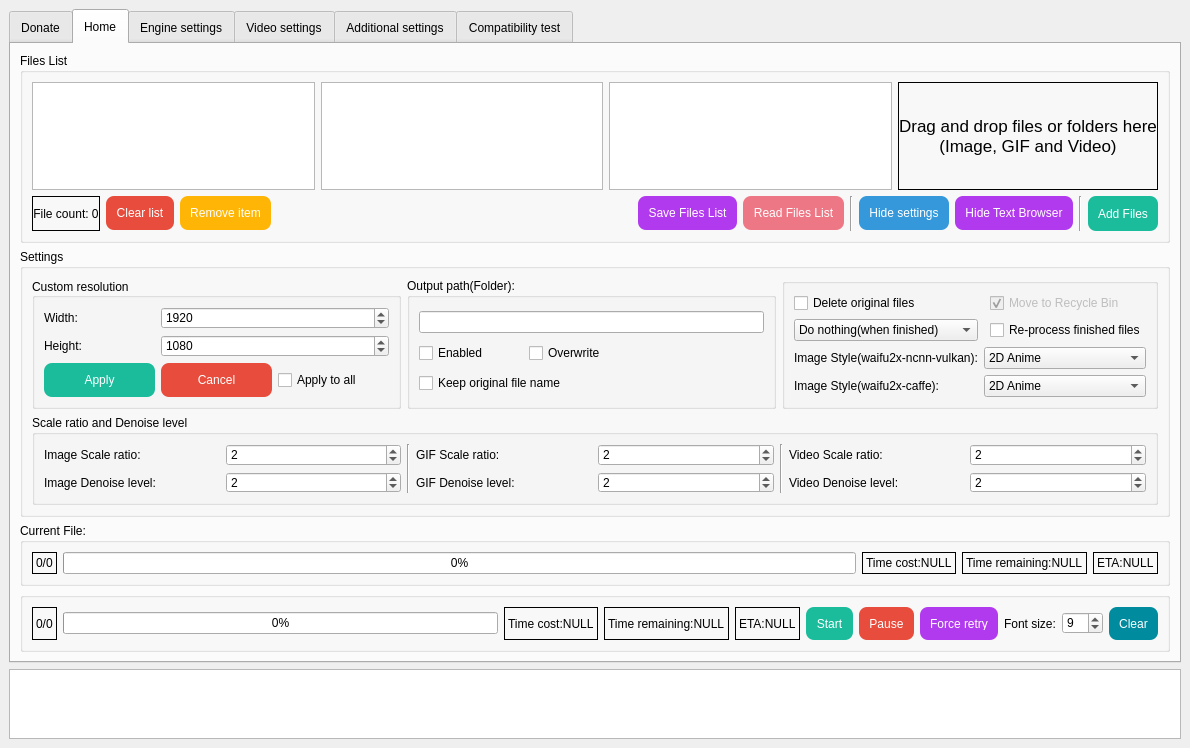
Qt form SRC/Waifu2x-Extension-QT/mainwindow.ui (AaronFeng753/Waifu2x-Extension-GUI) before a commit.
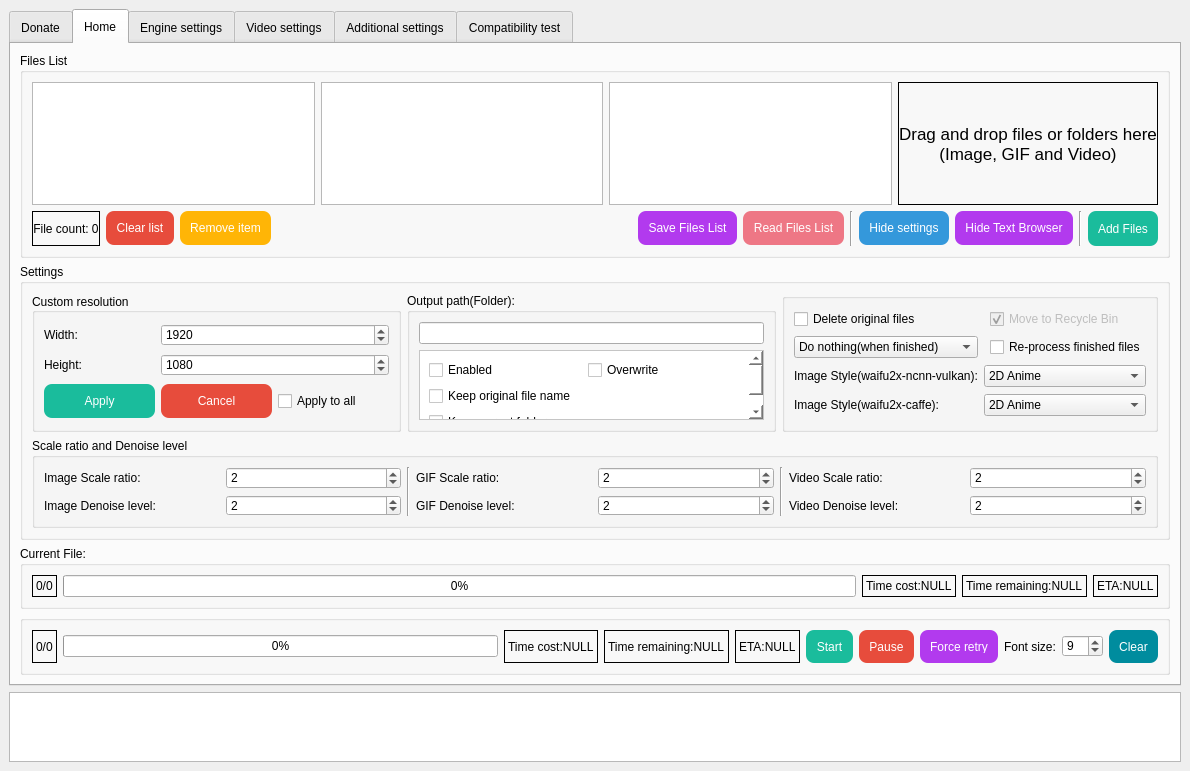
The same form after that commit. Icons and pictures are not drawn.

The edit to the form file:
```diff
--- a/SRC/Waifu2x-Extension-QT/mainwindow.ui
+++ b/SRC/Waifu2x-Extension-QT/mainwindow.ui
@@ -7,7 +7,7 @@
     <x>0</x>
     <y>0</y>
     <width>1190</width>
-    <height>748</height>
+    <height>771</height>
    </rect>
   </property>
   <property name="sizePolicy">
@@ -1619,7 +1619,7 @@
               <string>Output path(Folder):</string>
              </property>
              <layout class="QGridLayout" name="gridLayout_23">
-              <item row="0" column="0" colspan="4">
+              <item row="0" column="0" colspan="3">
                <widget class="QLineEdit" name="lineEdit_outputPath">
                 <property name="contextMenuPolicy">
                  <enum>Qt::ActionsContextMenu</enum>
@@ -1635,14 +1635,25 @@
                 </property>
                </widget>
               </item>
-              <item row="3" column="0">
-               <widget class="QCheckBox" name="checkBox_OutPath_KeepOriginalFileName">
-                <property name="text">
-                 <string>Keep original file name</string>
+              <item row="1" column="0" rowspan="3" colspan="3">
+               <widget class="QScrollArea" name="scrollArea_outputPathSettings">
+                <property name="styleSheet">
+                 <string notr="true">background-color: rgb(255, 255, 255);</string>
                 </property>
-               </widget>
-              </item>
-              <item row="1" column="0" colspan="2">
+                <property name="widgetResizable">
+                 <bool>true</bool>
+                </property>
+                <widget class="QWidget" name="scrollAreaWidgetContents">
+                 <property name="geometry">
+                  <rect>
+                   <x>0</x>
+                   <y>0</y>
+                   <width>237</width>
+                   <height>95</height>
+                  </rect>
+                 </property>
+                 <layout class="QGridLayout" name="gridLayout_37">
+                  <item row="0" column="0">
                <layout class="QHBoxLayout" name="horizontalLayout_5">
                 <item>
                  <widget class="QCheckBox" name="checkBox_OutPath_isEnabled">
@@ -1670,6 +1681,24 @@
                  </widget>
                 </item>
                </layout>
+                  </item>
+                  <item row="1" column="0">
+                   <widget class="QCheckBox" name="checkBox_OutPath_KeepOriginalFileName">
+                    <property name="text">
+                     <string>Keep original file name</string>
+                    </property>
+                   </widget>
+                  </item>
+                  <item row="2" column="0">
+                   <widget class="QCheckBox" name="checkBox_KeepParentFolder">
+                    <property name="text">
+                     <string>Keep parent folder</string>
+                    </property>
+                   </widget>
+                  </item>
+                 </layout>
+                </widget>
+               </widget>
               </item>
              </layout>
             </widget>
```
Lines whose indentation alone changed are shown as unchanged.
